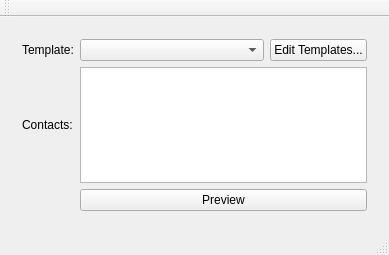
The window that mainwindow.ui (ceefour/messagemerge) describes before a commit, drawn with Qt 5.
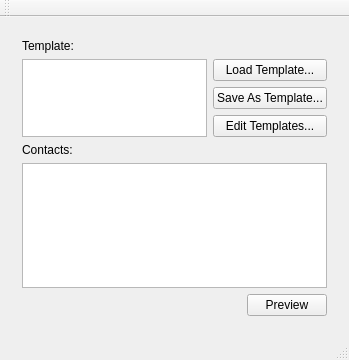
The same window after the commit.

What changed in the file:
```diff
--- a/mainwindow.ui
+++ b/mainwindow.ui
@@ -6,8 +6,8 @@
    <rect>
     <x>0</x>
     <y>0</y>
-    <width>389</width>
-    <height>255</height>
+    <width>349</width>
+    <height>360</height>
    </rect>
   </property>
   <property name="windowTitle">
@@ -25,7 +25,7 @@
         <item row="0" column="0">
          <widget class="QLabel" name="label">
           <property name="sizePolicy">
-           <sizepolicy hsizetype="Preferred" vsizetype="Expanding">
+           <sizepolicy hsizetype="Preferred" vsizetype="Fixed">
             <horstretch>0</horstretch>
             <verstretch>0</verstretch>
            </sizepolicy>
@@ -35,15 +35,27 @@
           </property>
          </widget>
         </item>
-        <item row="0" column="1">
-         <layout class="QHBoxLayout" name="horizontalLayout">
-          <item>
-           <widget class="QComboBox" name="templatesCombo"/>
-          </item>
-          <item>
+        <item row="1" column="0" rowspan="3">
+         <widget class="QPlainTextEdit" name="templateEdit"/>
+        </item>
+        <item row="1" column="1" colspan="2">
+         <widget class="QPushButton" name="loadTemplateBtn">
+          <property name="text">
+           <string>Load Template...</string>
+          </property>
+         </widget>
+        </item>
+        <item row="2" column="1" colspan="2">
+         <widget class="QPushButton" name="saveAsTemplateBtn">
+          <property name="text">
+           <string>Save As Template...</string>
+          </property>
+         </widget>
+        </item>
+        <item row="3" column="1" colspan="2">
            <widget class="QPushButton" name="editTemplatesBtn">
             <property name="sizePolicy">
-             <sizepolicy hsizetype="Fixed" vsizetype="Fixed">
+           <sizepolicy hsizetype="Minimum" vsizetype="Fixed">
               <horstretch>0</horstretch>
               <verstretch>0</verstretch>
              </sizepolicy>
@@ -53,20 +65,37 @@
             </property>
            </widget>
           </item>
-         </layout>
-        </item>
-        <item row="1" column="0">
+        <item row="4" column="0">
          <widget class="QLabel" name="label_2">
           <property name="text">
            <string>Contacts:</string>
           </property>
          </widget>
         </item>
-        <item row="1" column="1">
+        <item row="5" column="0" colspan="3">
          <widget class="QListView" name="listView"/>
         </item>
-        <item row="2" column="1">
+        <item row="6" column="0" colspan="2">
+         <spacer name="horizontalSpacer">
+          <property name="orientation">
+           <enum>Qt::Horizontal</enum>
+          </property>
+          <property name="sizeHint" stdset="0">
+           <size>
+            <width>219</width>
+            <height>20</height>
+           </size>
+          </property>
+         </spacer>
+        </item>
+        <item row="6" column="2">
          <widget class="QPushButton" name="startPreviewBtn">
+          <property name="sizePolicy">
+           <sizepolicy hsizetype="Preferred" vsizetype="Fixed">
+            <horstretch>0</horstretch>
+            <verstretch>0</verstretch>
+           </sizepolicy>
+          </property>
           <property name="text">
            <string>Preview</string>
           </property>
```
Left out of the diff: 40 changed lines with no effect on the pictures. Lines whose indentation alone changed are shown as unchanged.
